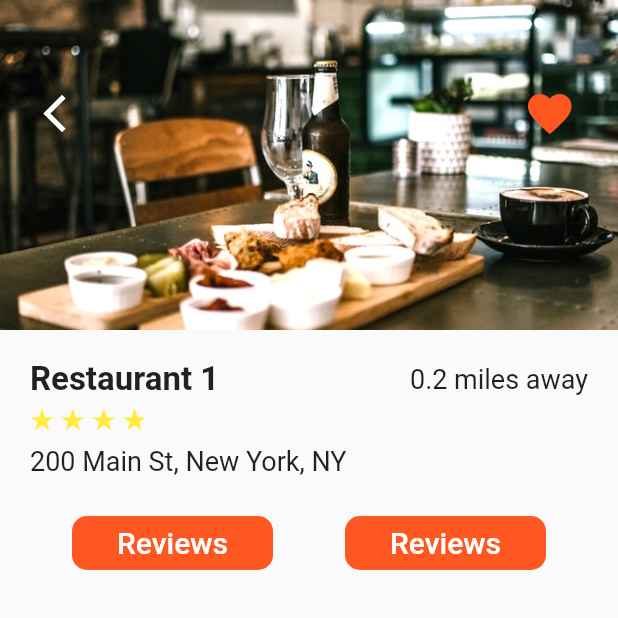
After one commit to ELATTARIYassine/flutter-apps, a Flutter app: the screen it shows after launch, after a tap on "Restaurant 1", on a phone screen of 412 x 824 dp, the top half of it. The commit adds this screen. Run offline on Flutter 3.47's test engine with Material 2 defaults, Android fonts, the phone set to English and light mode, and no system bars; project files that could hold a hidden picture were left out.

Commit message:
[food_delivery] feat: added restaurant screen & displying hero & wip 40%

```diff
--- /dev/null
+++ b/flood_delivery/lib/screens/RestaurantScreen.dart
@@ -0,0 +1,108 @@
+import 'package:flutter/cupertino.dart';
+import 'package:flutter/material.dart';
+import 'package:fooddelivery/models/restaurant.dart';
+import 'package:fooddelivery/widgets/rating_stars.dart';
+
+class RestaurantScreen extends StatefulWidget {
+  final Restaurant restaurant;
+
+  RestaurantScreen({this.restaurant});
+
+  @override
+  _RestaurantScreenState createState() => _RestaurantScreenState();
+}
+
+class _RestaurantScreenState extends State<RestaurantScreen> {
+  @override
+  Widget build(BuildContext context) {
+    return Scaffold(
+      body: Column(
+        children: <Widget>[
+          Stack(
+            children: <Widget>[
+              Hero(
+                tag: widget.restaurant.imageUrl,
+                child: Image(
+                  height: 220.0,
+                  fit: BoxFit.cover,
+                  width: MediaQuery.of(context).size.width,
+                  image: AssetImage(widget.restaurant.imageUrl),
+                ),
+              ),
+              Padding(
+                padding: EdgeInsets.symmetric(horizontal: 20.0, vertical: 50.0),
+                child: Row(
+                  mainAxisAlignment: MainAxisAlignment.spaceBetween,
+                  children: <Widget>[
+                    IconButton(
+                      icon: Icon(Icons.arrow_back_ios),
+                      onPressed: () => Navigator.pop(context),
+                      iconSize: 30.0,
+                      color: Colors.white,
+                    ),
+                    IconButton(
+                      icon: Icon(Icons.favorite),
+                      onPressed: () {},
+                      color: Theme.of(context).primaryColor,
+                      iconSize: 35.0,
+                    ),
+                  ],
+                ),
+              ),
+            ],
+          ),
+          Padding(
+            padding: EdgeInsets.all(20.0),
+            child: Column(
+              crossAxisAlignment: CrossAxisAlignment.start,
+              children: <Widget>[
+                Row(
+                  mainAxisAlignment: MainAxisAlignment.spaceBetween,
+                  children: <Widget>[
+                    Text(widget.restaurant.name, style: TextStyle(fontSize: 22.0, fontWeight: FontWeight.w600),),
+                    Text('0.2 miles away', style: TextStyle(fontSize: 18.0),),
+                  ],
+                ),
+                RatingStarts(widget.restaurant.rating),
+                SizedBox(height: 6.0,),
+                Text(
+                  widget.restaurant.address,
+                  style: TextStyle(fontSize: 18.0),
+                ),
+              ],
+            ),
+          ),
+          Row(
+            mainAxisAlignment: MainAxisAlignment.spaceEvenly,
+            children: <Widget>[
+              FlatButton(
+                onPressed: (){},
+                padding: EdgeInsets.symmetric(horizontal: 30.0),
+                color: Theme.of(context).primaryColor,
+                shape: RoundedRectangleBorder(
+                  borderRadius: BorderRadius.circular(10.0)
+                ),
+                child: Text('Reviews', style: TextStyle(
+                  color: Colors.white,
+                  fontSize: 20.0,
+                ),),
+              ),
+              FlatButton(
+                onPressed: (){},
+                padding: EdgeInsets.symmetric(horizontal: 30.0),
+                color: Theme.of(context).primaryColor,
+                shape: RoundedRectangleBorder(
+                    borderRadius: BorderRadius.circular(10.0)
+                ),
+                child: Text('Reviews', style: TextStyle(
+                  color: Colors.white,
+                  fontSize: 20.0,
+                ),),
+              ),
+            ],
+          ),
+        ],
+      ),
+    );
+  }
+}
--- a/flood_delivery/lib/screens/home_screen.dart
+++ b/flood_delivery/lib/screens/home_screen.dart
@@ -4,6 +4,8 @@ import 'package:fooddelivery/data/data.dart';
 import 'package:fooddelivery/models/restaurant.dart';
 import 'package:fooddelivery/widgets/rating_stars.dart';
 import 'package:fooddelivery/widgets/recent_orders.dart';
+
+import 'RestaurantScreen.dart';
 
 class HomeScreen extends StatefulWidget {
   @override
@@ -14,7 +16,16 @@ class _HomeScreenState extends State<HomeScreen> {
   _buildRestaurants() {
     List<Widget> restaurantList = [];
     restaurants.forEach((Restaurant restaurant) {
-      restaurantList.add(Container(
+      restaurantList.add(GestureDetector(
+        onTap: () {
+          Navigator.push(
+            context,
+            MaterialPageRoute(
+              builder: (_) => RestaurantScreen(restaurant: restaurant),
+            ),
+          );
+        },
+        child: Container(
           margin: EdgeInsets.symmetric(horizontal: 20.0, vertical: 10.0),
           decoration: BoxDecoration(
             color: Colors.white,
@@ -28,11 +39,14 @@ class _HomeScreenState extends State<HomeScreen> {
             children: <Widget>[
               ClipRRect(
                 borderRadius: BorderRadius.circular(15.0),
+                child: Hero(
+                  tag: restaurant.imageUrl,
                   child: Image(
                     fit: BoxFit.cover,
                     width: 150.0,
                     height: 150.0,
                     image: AssetImage(restaurant.imageUrl),
+                  ),
                 ),
               ),
               Expanded(
@@ -42,17 +56,37 @@ class _HomeScreenState extends State<HomeScreen> {
                     mainAxisAlignment: MainAxisAlignment.center,
                     crossAxisAlignment: CrossAxisAlignment.start,
                     children: <Widget>[
-                    Text(restaurant.name, style: TextStyle(fontSize: 20.0, fontWeight: FontWeight.bold), overflow: TextOverflow.ellipsis,),
+                      Text(
+                        restaurant.name,
+                        style: TextStyle(
+                            fontSize: 20.0, fontWeight: FontWeight.bold),
+                        overflow: TextOverflow.ellipsis,
+                      ),
                       RatingStarts(restaurant.rating),
-                    SizedBox(height: 4.0,),
-                    Text(restaurant.address, style: TextStyle(fontSize: 16.0, fontWeight: FontWeight.w600), overflow: TextOverflow.ellipsis,),
-                    SizedBox(height: 4.0,),
-                    Text('0.2 miles away', style: TextStyle(fontSize: 16.0, fontWeight: FontWeight.w600), overflow: TextOverflow.ellipsis,)
+                      SizedBox(
+                        height: 4.0,
+                      ),
+                      Text(
+                        restaurant.address,
+                        style: TextStyle(
+                            fontSize: 16.0, fontWeight: FontWeight.w600),
+                        overflow: TextOverflow.ellipsis,
+                      ),
+                      SizedBox(
+                        height: 4.0,
+                      ),
+                      Text(
+                        '0.2 miles away',
+                        style: TextStyle(
+                            fontSize: 16.0, fontWeight: FontWeight.w600),
+                        overflow: TextOverflow.ellipsis,
+                      )
                     ],
                   ),
                 ),
               ),
             ],
+          ),
         ),
       ));
     });
```
Lines whose indentation alone changed are shown as unchanged.
